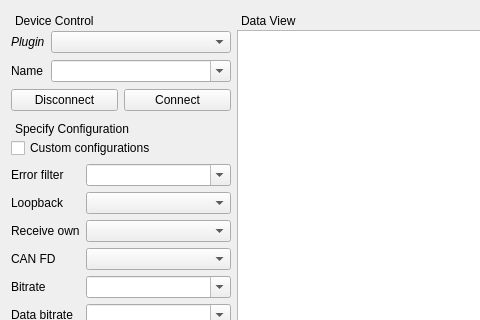
Qt form Source/CANBus/Source/xToolsCanBusStudioUi.ui (x-tools-author/x-tools) before a commit; both pictures show x 0 to 480 and y 0 to 320 of the 643 by 589 pixel window.
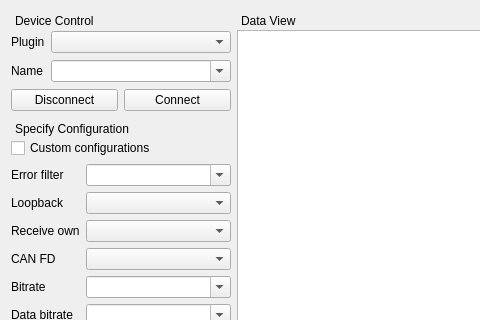
The same form after that commit.

Diff of the .ui file:
```diff
--- a/Source/CANBus/Source/xToolsCanBusStudioUi.ui
+++ b/Source/CANBus/Source/xToolsCanBusStudioUi.ui
@@ -185,7 +185,7 @@
         <widget class="QLabel" name="label_11">
          <property name="font">
           <font>
-           <italic>true</italic>
+           <italic>false</italic>
           </font>
          </property>
          <property name="text">
```
